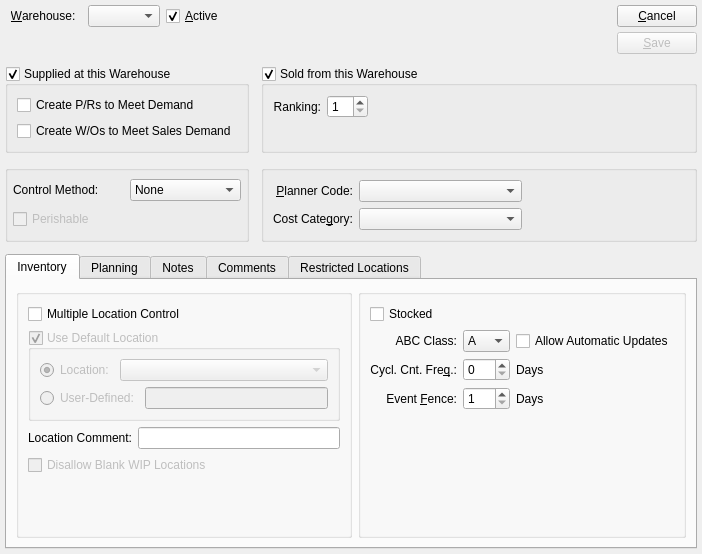
Qt form guiclient/itemSite.ui (Pegasus-RPG/xtuple-client) before a commit.
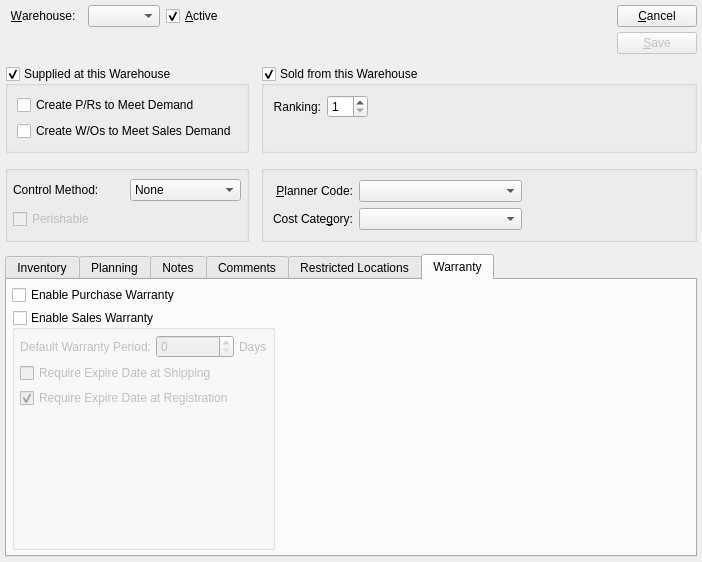
The same form after that commit. The open tabs and pages were chosen to show the change. Custom widgets are drawn as their Qt base class.

Commit message: issue #6548:  Add warranty tab and control logic.  Also fix some odd behavior with location control interaction.

```diff
--- a/guiclient/itemSite.ui
+++ b/guiclient/itemSite.ui
@@ -6,7 +6,7 @@
     <x>0</x>
     <y>0</y>
     <width>702</width>
-    <height>554</height>
+    <height>562</height>
    </rect>
   </property>
   <property name="minimumSize" >
@@ -1377,6 +1377,106 @@
          </item>
         </layout>
        </widget>
+       <widget class="QWidget" name="_warrantyTab" >
+        <attribute name="title" >
+         <string>Warranty</string>
+        </attribute>
+        <layout class="QGridLayout" >
+         <item row="0" column="0" >
+          <layout class="QGridLayout" >
+           <item row="0" column="0" >
+            <widget class="QCheckBox" name="_purchWarranty" >
+             <property name="text" >
+              <string>Enable Purchase Warranty</string>
+             </property>
+            </widget>
+           </item>
+           <item row="1" column="0" >
+            <widget class="QGroupBox" name="_salesWarranty" >
+             <property name="title" >
+              <string>Enable Sales Warranty</string>
+             </property>
+             <property name="checkable" >
+              <bool>true</bool>
+             </property>
+             <property name="checked" >
+              <bool>false</bool>
+             </property>
+             <layout class="QGridLayout" >
+              <item row="0" column="0" >
+               <widget class="QLabel" name="_warrantyDaysLit" >
+                <property name="text" >
+                 <string>Default Warranty Period:</string>
+                </property>
+                <property name="alignment" >
+                 <set>Qt::AlignRight|Qt::AlignTrailing|Qt::AlignVCenter</set>
+                </property>
+               </widget>
+              </item>
+              <item row="0" column="1" >
+               <widget class="QSpinBox" name="_warrantyPeriod" >
+                <property name="maximum" >
+                 <number>9999</number>
+                </property>
+               </widget>
+              </item>
+              <item row="0" column="2" >
+               <widget class="QLabel" name="_warrantyDaysLit_2" >
+                <property name="text" >
+                 <string>Days</string>
+                </property>
+               </widget>
+              </item>
+              <item row="1" column="0" colspan="2" >
+               <widget class="QCheckBox" name="_warrantyAtShip" >
+                <property name="text" >
+                 <string>Require Expire Date at Shipping</string>
+                </property>
+               </widget>
+              </item>
+              <item row="2" column="0" colspan="2" >
+               <widget class="QCheckBox" name="_warrantyAtReg" >
+                <property name="text" >
+                 <string>Require Expire Date at Registration</string>
+                </property>
+                <property name="checked" >
+                 <bool>true</bool>
+                </property>
+               </widget>
+              </item>
+              <item row="3" column="0" >
+               <spacer>
+                <property name="orientation" >
+                 <enum>Qt::Vertical</enum>
+                </property>
+                <property name="sizeHint" >
+                 <size>
+                  <width>20</width>
+                  <height>0</height>
+                 </size>
+                </property>
+               </spacer>
+              </item>
+             </layout>
+            </widget>
+           </item>
+           <item row="1" column="1" >
+            <spacer>
+             <property name="orientation" >
+              <enum>Qt::Horizontal</enum>
+             </property>
+             <property name="sizeHint" >
+              <size>
+               <width>241</width>
+               <height>164</height>
+              </size>
+             </property>
+            </spacer>
+           </item>
+          </layout>
+         </item>
+        </layout>
+       </widget>
       </widget>
      </item>
     </layout>
```
Left out of the diff: 7 changed lines with no effect on the pictures. The commit also changes 1 other file.
